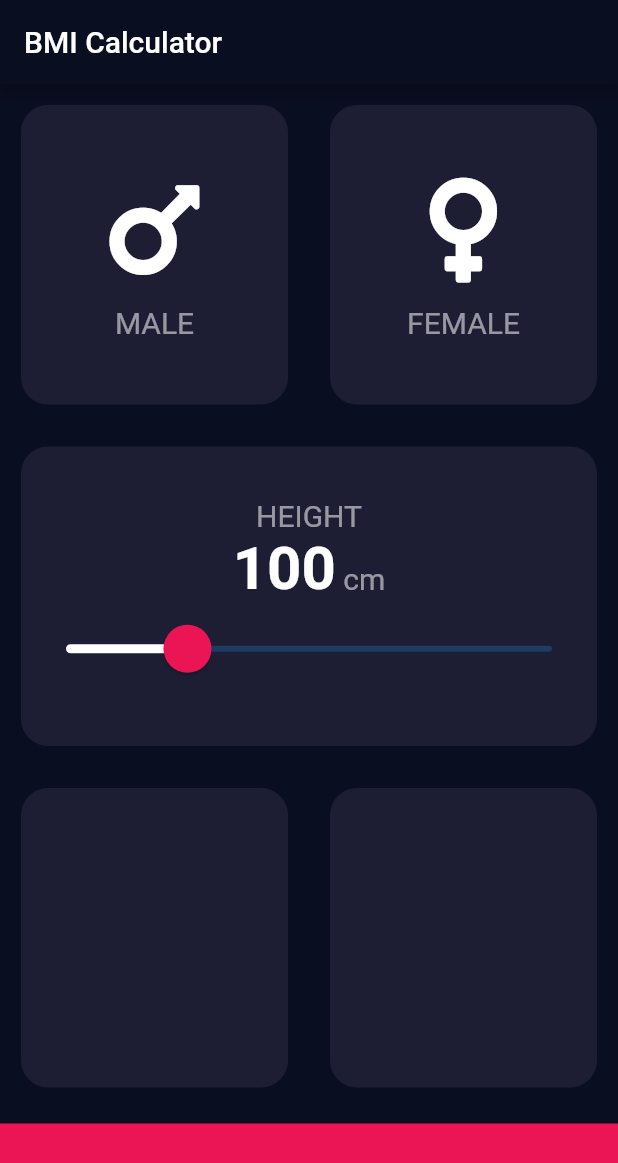
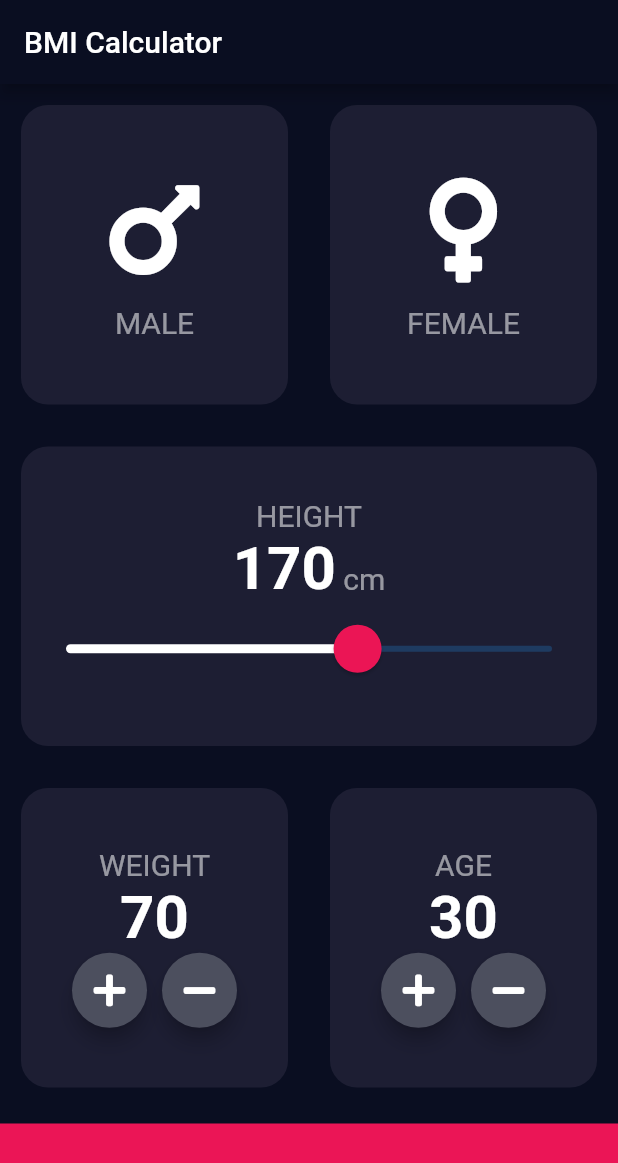
Before and after one commit to gian-pc/flutter_bmi, a Flutter app: the screen it shows after launch, on a phone screen of 412 x 824 dp. Shown: the top 1163 px of the screen. Run offline on Flutter 3.47's test engine with Material 2 defaults, Android fonts, the phone set to English and light mode, and no system bars; our stand-ins replace font_awesome_flutter.

Commit message:
Tercer Expanded() terminado 😉😉😉

```diff
--- a/lib/pages/input_page.dart
+++ b/lib/pages/input_page.dart
@@ -24,7 +24,9 @@ class InputPage extends StatefulWidget {
 
 class _InputPageState extends State<InputPage> {
   Gender? selectedGender;
-  int height = 100;
+  int height = 170;
+  int weight = 70;
+  int age = 30;
 
   @override
   Widget build(BuildContext context) {
@@ -108,13 +110,77 @@ class _InputPageState extends State<InputPage> {
                 Expanded(
                   child: ReusableCard(
                     color: activeCardColor,
-                    childCard: Column(),
+                    childCard: Column(
+                      mainAxisAlignment: MainAxisAlignment.center,
+                      children: [
+                        Text(
+                          "WEIGHT",
+                          style: labelTextStyle,
+                        ),
+                        Text(
+                          weight.toString(),
+                          style: numberTextStyle,
+                        ),
+                        Row(
+                          mainAxisAlignment: MainAxisAlignment.center,
+                          children: [
+                            RoundIconButton(
+                              icon: FontAwesomeIcons.plus,
+                              onPressed: () {
+                                weight++;
+                                setState(() {});
+                              },
+                            ),
+                            SizedBox(width: 10),
+                            RoundIconButton(
+                              icon: FontAwesomeIcons.minus,
+                              onPressed: () {
+                                weight--;
+                                setState(() {});
+                              },
+                            ),
+                          ],
+                        )
+                      ],
+                    ),
                   ),
                 ),
                 Expanded(
                   child: ReusableCard(
                     color: activeCardColor,
-                    childCard: Column(),
+                    childCard: Column(
+                      mainAxisAlignment: MainAxisAlignment.center,
+                      children: [
+                        Text(
+                          "AGE",
+                          style: labelTextStyle,
+                        ),
+                        Text(
+                          age.toString(),
+                          style: numberTextStyle,
+                        ),
+                        Row(
+                          mainAxisAlignment: MainAxisAlignment.center,
+                          children: [
+                            RoundIconButton(
+                              icon: FontAwesomeIcons.plus,
+                              onPressed: () {
+                                age++;
+                                setState(() {});
+                              },
+                            ),
+                            SizedBox(width: 10),
+                            RoundIconButton(
+                              icon: FontAwesomeIcons.minus,
+                              onPressed: () {
+                                age--;
+                                setState(() {});
+                              },
+                            ),
+                          ],
+                        )
+                      ],
+                    ),
                   ),
                 ),
               ],
@@ -131,3 +197,24 @@ class _InputPageState extends State<InputPage> {
     );
   }
 }
+
+class RoundIconButton extends StatelessWidget {
+  late IconData icon;
+  Function? onPressed;
+
+  RoundIconButton({required this.icon, required this.onPressed});
+
+  @override
+  Widget build(BuildContext context) {
+    return RawMaterialButton(
+      onPressed: () {
+        this.onPressed!();
+      },
+      constraints: BoxConstraints.tightFor(height: 50, width: 50),
+      child: FaIcon(this.icon),
+      fillColor: Color(0xff4c4f5e),
+      shape: CircleBorder(),
+      elevation: 5,
+    );
+  }
+}
```
